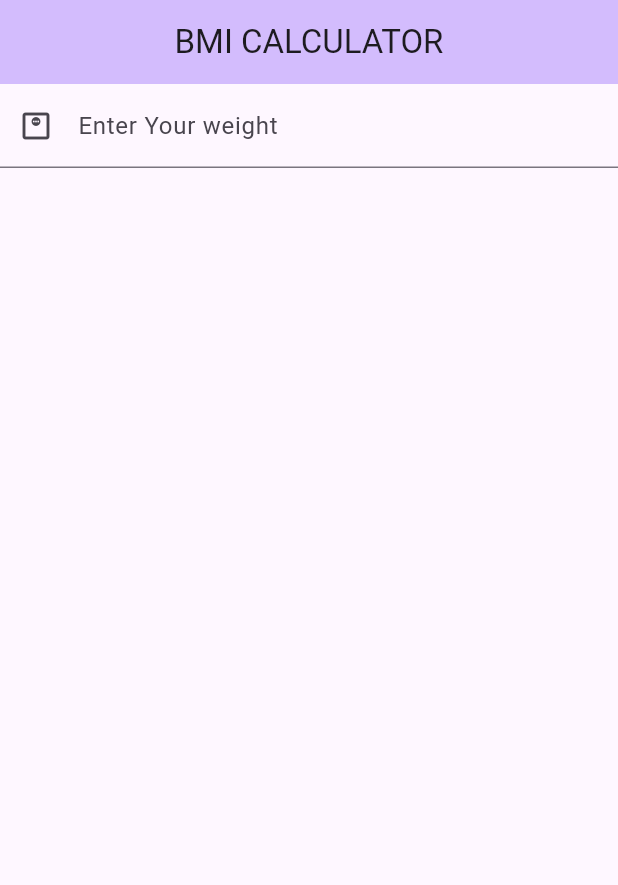
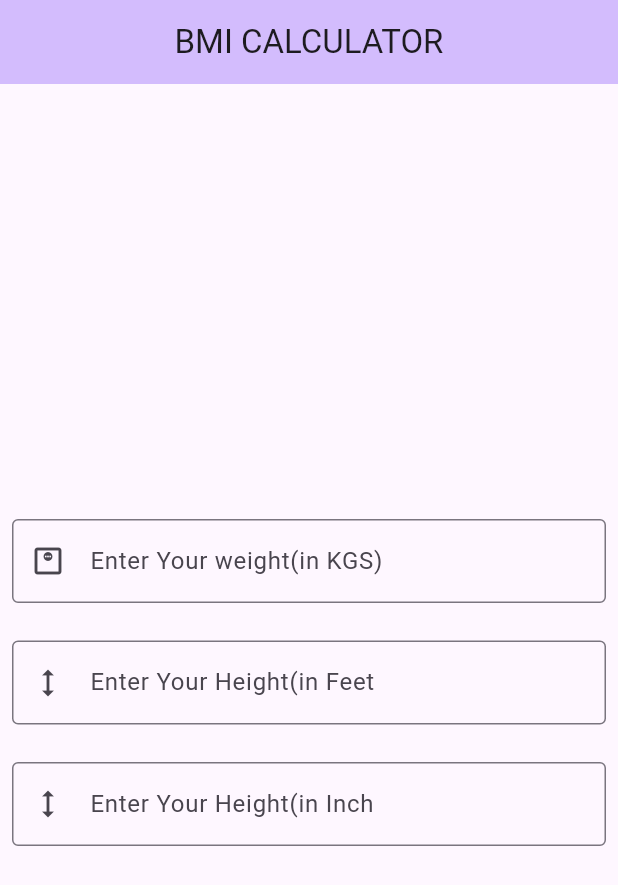
Before and after one commit to ANIKETH232323/BMI-CALCULATOR, a Flutter app: the screen it shows after launch, on a phone screen of 412 x 824 dp. Shown: the top 885 px of the screen. Run offline on Flutter 3.47's test engine with Material 3 defaults, Android fonts, the phone set to English and light mode, and no system bars.

Commit message:
Modify in Folders

```diff
--- a/lib/main.dart
+++ b/lib/main.dart
@@ -43,19 +43,47 @@ class _MyHomePageState extends State<MyHomePage> {
         title: Text(widget.title),
       ),
 
-      body: Column(
+      body: Padding(
+        padding: const EdgeInsets.all(8.0),
+        child: Column(
+          mainAxisAlignment: MainAxisAlignment.center,
           children: [
+            const SizedBox(height: 30,),
             TextField(
               controller: textCon1,
               decoration: const InputDecoration(
-              label: Text("Enter Your weight"),
-              prefixIcon: Icon(Icons.monitor_weight_outlined)
+                label: Text("Enter Your weight(in KGS)"),
+                prefixIcon: Icon(Icons.monitor_weight_outlined),
+                border: OutlineInputBorder()
               ),
-            keyboardType: TextInputType.numberWithOptions(),
+              keyboardType: const TextInputType.numberWithOptions(),
+            ),
+            const SizedBox(height: 25,),
+            TextField(
+              controller: textCon2,
+              decoration: const InputDecoration(
+                label: Text("Enter Your Height(in Feet"),
+                prefixIcon: Icon(Icons.height_outlined),
+                border: OutlineInputBorder(),
+
+              ),
+              keyboardType: const TextInputType.numberWithOptions(),
+            ),
+            const SizedBox(height: 25,),
+            TextField(
+              controller: textCon2,
+              decoration: const InputDecoration(
+                label: Text("Enter Your Height(in Inch"),
+                prefixIcon: Icon(Icons.height_outlined),
+                border: OutlineInputBorder(),
+
+              ),
+              keyboardType: const TextInputType.numberWithOptions(),
             ),
 
           ],
         ),
+      ),
     );
   }
 }
```
Lines whose indentation alone changed are shown as unchanged.
